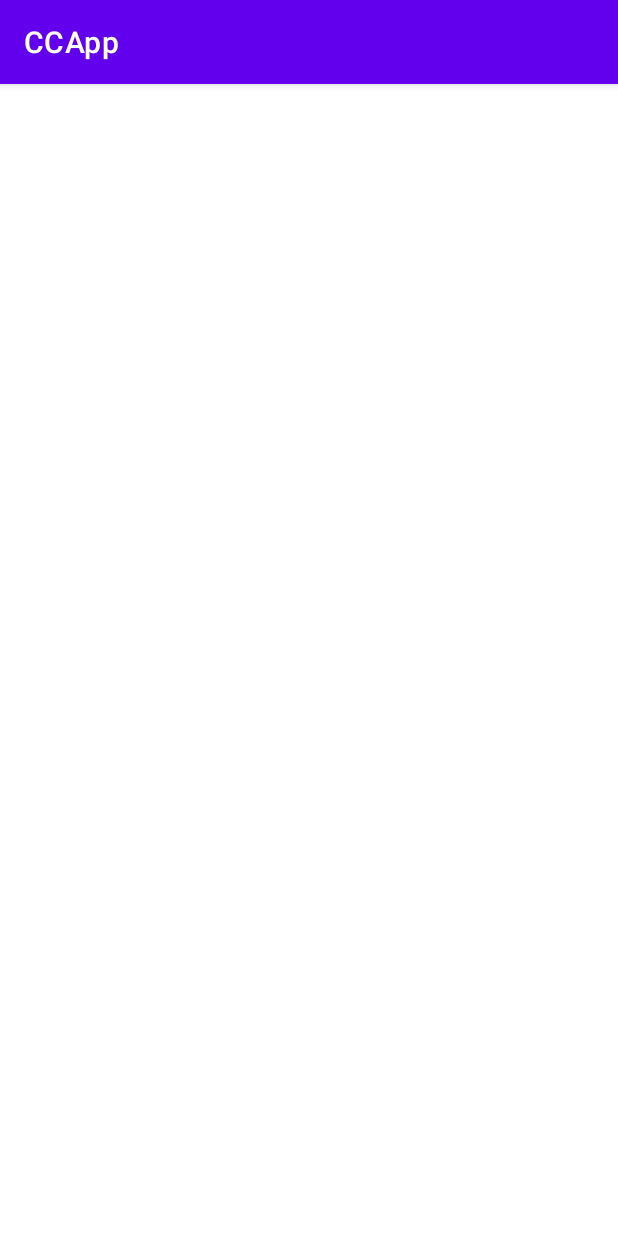
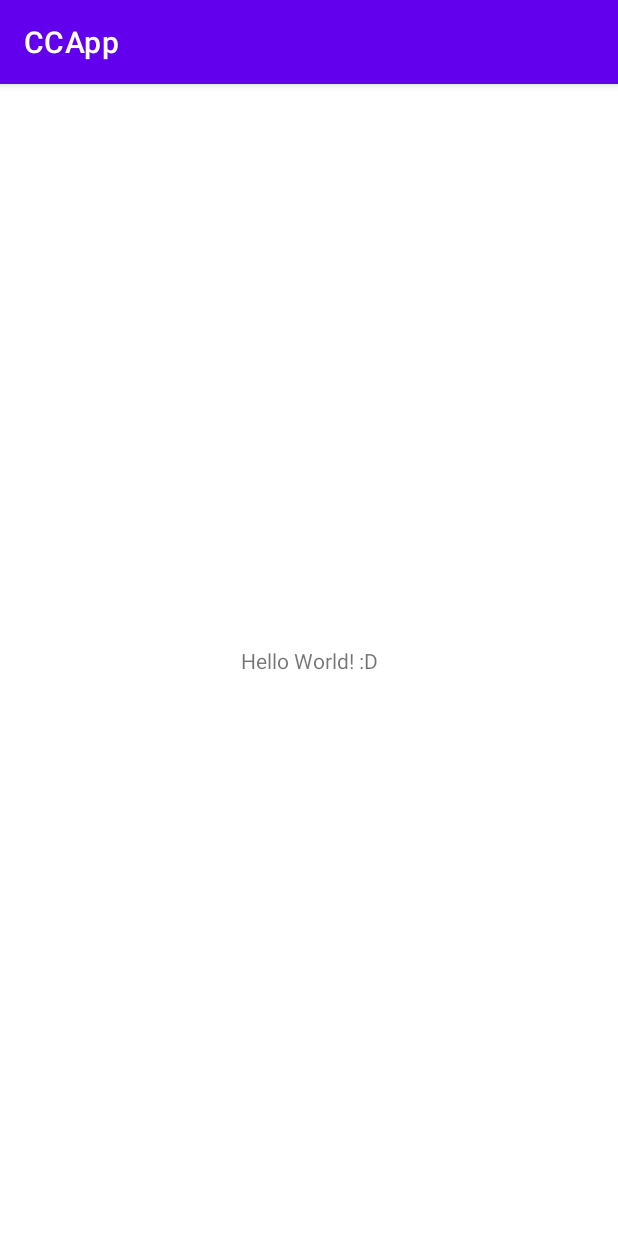
Before and after one commit to FS93/CCApp, an Android app: the screen it shows after launch (MainActivity), on a phone screen of 412 x 824 dp. Run offline under Robolectric (Android 15) with nearby library versions, the phone set to English and light mode, and no system bars.

Commit message:
Test push

```diff
--- a/app/src/main/res/layout/activity_main.xml
+++ b/app/src/main/res/layout/activity_main.xml
@@ -7,4 +7,15 @@
     tools:context=".MainActivity">
 
 
+    <TextView
+        android:id="@+id/textView"
+        android:layout_width="wrap_content"
+        android:layout_height="wrap_content"
+        android:text="Hello World! :D"
+        app:layout_constraintBottom_toBottomOf="parent"
+        app:layout_constraintEnd_toEndOf="parent"
+        app:layout_constraintStart_toStartOf="parent"
+        app:layout_constraintTop_toTopOf="parent" />
+
+
 </androidx.constraintlayout.widget.ConstraintLayout>
```
